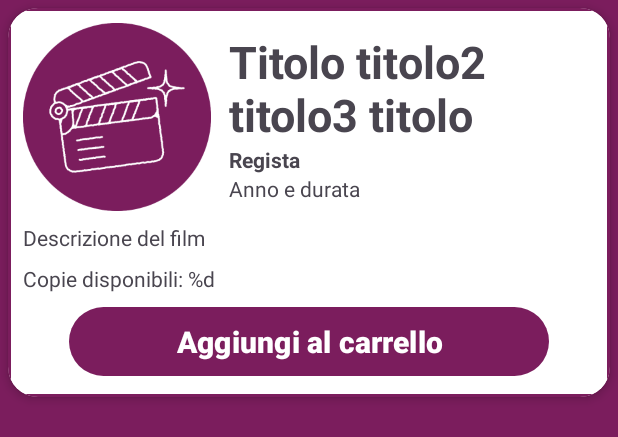
After one commit to CsaProtocol/MyVideoteca, an Android app: the layout cerca_risultati_card.xml on its own in the app's theme, with its tools: preview values and no code run, on a phone screen of 412 x 824 dp. The commit adds this screen. Shown: the top 437 px of the screen. Run offline under Robolectric (Android 15) with nearby library versions, the phone set to English and light mode, and no system bars.

Commit message:
[Frontend] layout e data
Aggiunte le classi per i dati;
Aggiunta una classe per gestire le SharedPreferences;
Aggiunte altre classi layout (adapters per mostrare una lista di film dopo la ricerca).

```diff
--- /dev/null
+++ b/frontend/MyVideoteca/app/src/main/res/layout/cerca_risultati_card.xml
@@ -0,0 +1,83 @@
+<?xml version="1.0" encoding="utf-8"?>
+<androidx.cardview.widget.CardView xmlns:android="http://schemas.android.com/apk/res/android"
+    xmlns:app="http://schemas.android.com/apk/res-auto"
+    android:layout_width="match_parent"
+    android:layout_height="wrap_content"
+    app:cardCornerRadius="20dp"
+    app:cardElevation="4dp"
+    android:layout_margin="5dp">
+
+    <LinearLayout
+        android:layout_width="match_parent"
+        android:layout_height="wrap_content"
+        android:padding="10dp"
+        android:background="@drawable/purple_border_background"
+        android:orientation="vertical">
+
+        <LinearLayout
+            android:layout_width="match_parent"
+            android:layout_height="wrap_content"
+            android:orientation="horizontal"
+            android:gravity="center_vertical">
+
+            <ImageView
+                android:id="@+id/imgLogo"
+                android:layout_width="125dp"
+                android:layout_height="125dp"
+                android:layout_marginEnd="12dp"
+                android:contentDescription="@string/app_name"
+                app:srcCompat="@drawable/mv_logo_dark_round" />
+
+            <LinearLayout
+                android:layout_width="match_parent"
+                android:layout_height="wrap_content"
+                android:orientation="vertical"
+                android:gravity="center_vertical">
+
+                <TextView
+                    android:id="@+id/textTitolo"
+                    style="@style/Titolo"
+                    android:layout_width="wrap_content"
+                    android:layout_height="wrap_content"
+                    android:text="@string/titolo_mockup" />
+
+                <TextView
+                    android:id="@+id/textRegista"
+                    android:layout_width="wrap_content"
+                    android:layout_height="wrap_content"
+                    android:textStyle="bold"
+                    android:text="@string/regista_mockup"/>
+                <TextView
+                    android:id="@+id/textAnno"
+                    android:layout_width="wrap_content"
+                    android:layout_height="wrap_content"
+                    android:text="@string/anno_mockup"/>
+            </LinearLayout>
+
+        </LinearLayout>
+
+        <TextView
+            android:id="@+id/textDescrizione"
+            android:layout_width="match_parent"
+            android:layout_height="wrap_content"
+            android:layout_marginTop="8dp"
+            android:text="@string/descrizione_mockup" />
+
+        <TextView
+            android:id="@+id/textCopie"
+            android:layout_width="match_parent"
+            android:layout_height="wrap_content"
+            android:layout_marginTop="8dp"
+            android:text="@string/copie_disponibili" />
+
+        <Button
+            android:id="@+id/buttonAggiungi"
+            style="@style/PurpleButton"
+            android:layout_marginTop="5dp"
+            android:layout_width="320dp"
+            android:layout_height="54dp"
+            android:layout_gravity="center_horizontal"
+            android:text="@string/aggiungi_al_carrello" />
+
+    </LinearLayout>
+</androidx.cardview.widget.CardView>
--- a/frontend/MyVideoteca/app/src/main/res/values/strings.xml
+++ b/frontend/MyVideoteca/app/src/main/res/values/strings.xml
@@ -51,6 +51,12 @@
 
     <!-- Cerca Risultati -->
     <string name="num_risultati">La ricerca ha prodotto %d risultati.</string>
+    <string name="aggiungi_al_carrello">Aggiungi al carrello</string>
+    <string name="titolo_mockup">Titolo titolo2 titolo3 titolo</string>
+    <string name="regista_mockup">Regista</string>
+    <string name="anno_mockup">Anno e durata</string>
+    <string name="descrizione_mockup">Descrizione del film</string>
+    <string name="copie_disponibili">Copie disponibili: %d</string>
 
     <!-- Noleggi -->
     <string name="noleggi">Noleggi</string>
@@ -61,4 +67,5 @@
 
 
 
+
 </resources>
```
Also changed, not shown: frontend/MyVideoteca/app/src/main/java/it/unina/myvideoteca/data/Film.kt (added, +14 -0 lines), frontend/MyVideoteca/app/src/main/java/it/unina/myvideoteca/data/Noleggio.kt (added, +12 -0 lines), frontend/MyVideoteca/app/src/main/java/it/unina/myvideoteca/data/SharedPrefManager.kt (added, +13 -0 lines), frontend/MyVideoteca/app/src/main/java/it/unina/myvideoteca/data/Utente.kt (added, +8 -0 lines), frontend/MyVideoteca/app/src/main/java/it/unina/myvideoteca/view/CercaRisultatiActivity.kt (added, +12 -0 lines), frontend/MyVideoteca/app/src/main/java/it/unina/myvideoteca/view/CercaRisultatiAdapter.kt (added, +35 -0 lines).
